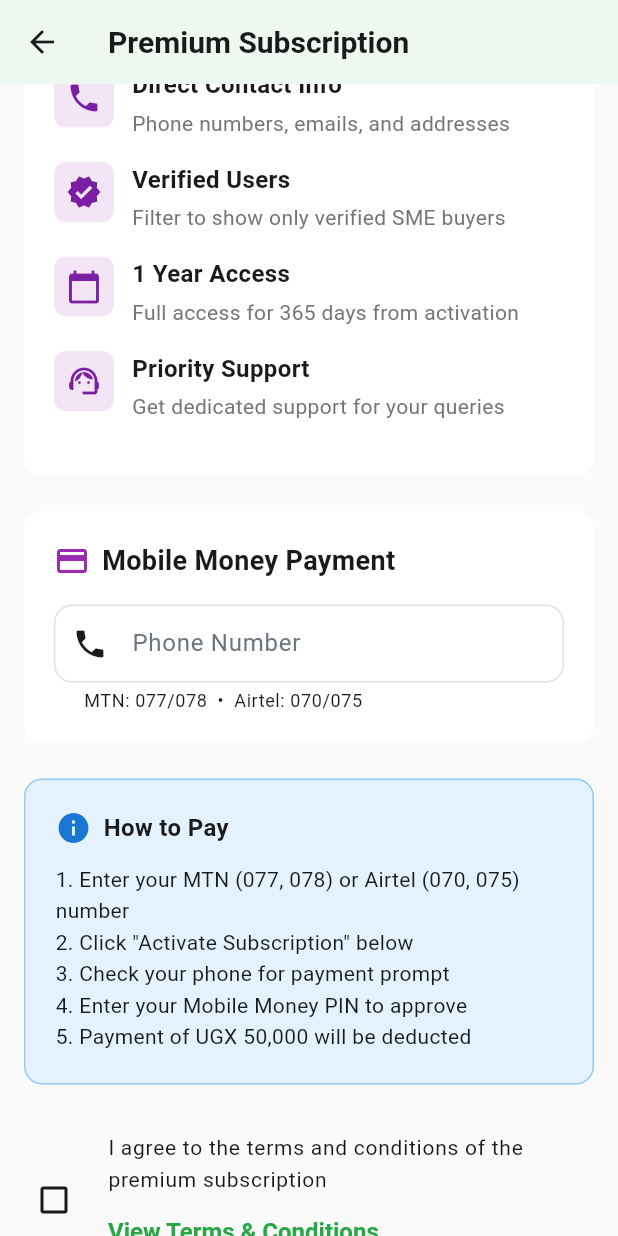
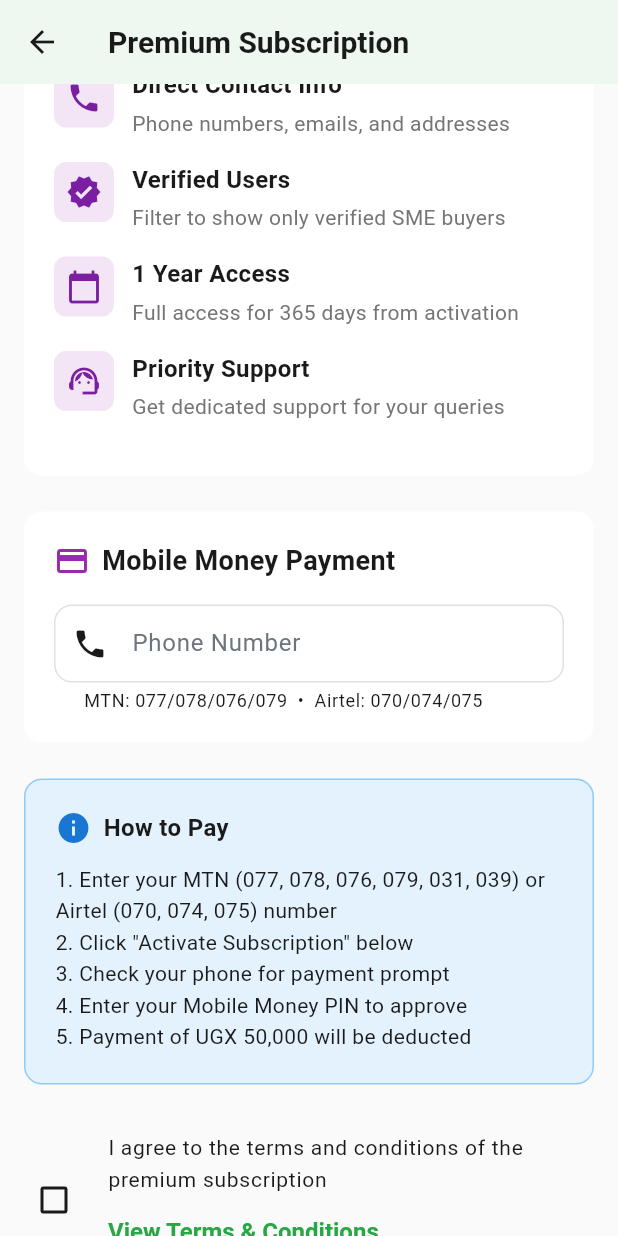
Before and after one commit to DrakeNamanya/sayekataleapp, a Flutter app: the SubscriptionPurchaseScreen screen opened directly, scrolled down 576 dp, on a phone screen of 412 x 824 dp. Run offline on Flutter 3.47's test engine with Material 3 defaults, Android fonts, the phone set to English and light mode, and no system bars; our stand-ins replace cached_network_image, carousel_slider, cloud_firestore, csv, dots_indicator, firebase_auth and 12 more; missing offline and left inert: dart:html; accounts and stored records are empty.

Commit message:
Update Uganda phone number prefixes to include all current operators
MTN Uganda prefixes:
- Added: 076, 079 (newer MTN prefixes)
- Existing: 077, 078, 031, 039

Airtel Uganda prefixes:
- Added: 074
- Existing: 070, 075

This ensures all valid Uganda mobile money numbers are correctly detected.

```diff
--- a/lib/screens/shg/subscription_purchase_screen.dart
+++ b/lib/screens/shg/subscription_purchase_screen.dart
@@ -572,7 +572,7 @@ class _SubscriptionPurchaseScreenState
                     )
                   : null,
               border: const OutlineInputBorder(),
-              helperText: 'MTN: 077/078  •  Airtel: 070/075',
+              helperText: 'MTN: 077/078/076/079  •  Airtel: 070/074/075',
             ),
           ),
           if (_detectedOperator == MobileMoneyOperator.unknown) ...[
@@ -642,7 +642,7 @@ class _SubscriptionPurchaseScreenState
           '5. Approve the payment of UGX 50,000';
     } else {
       instructions =
-          '1. Enter your MTN (077, 078) or Airtel (070, 075) number\n'
+          '1. Enter your MTN (077, 078, 076, 079, 031, 039) or Airtel (070, 074, 075) number\n'
           '2. Click "Activate Subscription" below\n'
           '3. Check your phone for payment prompt\n'
           '4. Enter your Mobile Money PIN to approve\n'
--- a/lib/services/pawapay_service.dart
+++ b/lib/services/pawapay_service.dart
@@ -58,8 +58,8 @@ class PawaPayService {
         _debugMode = debugMode;
 
   /// Detect Mobile Money Operator from phone number
-  /// MTN: 077, 078, 039, 031
-  /// Airtel: 070, 075, 020
+  /// MTN: 077, 078, 031, 039, 076, 079
+  /// Airtel: 070, 074, 075
   MobileMoneyOperator detectOperator(String phoneNumber) {
     // Clean phone number (remove spaces, hyphens, etc.)
     final cleaned = phoneNumber.replaceAll(RegExp(r'[^\d+]'), '');
@@ -74,16 +74,18 @@ class PawaPayService {
       prefix = cleaned.substring(0, 3); // Get first 3 digits including 0
     }
 
-    // MTN prefixes
+    // MTN prefixes (Updated with all current MTN Uganda prefixes)
     if (prefix == '077' ||
         prefix == '078' ||
+        prefix == '031' ||
         prefix == '039' ||
-        prefix == '031') {
+        prefix == '076' ||
+        prefix == '079') {
       return MobileMoneyOperator.mtn;
     }
 
-    // Airtel prefixes
-    if (prefix == '070' || prefix == '075' || prefix == '020') {
+    // Airtel prefixes (Updated with all current Airtel Uganda prefixes)
+    if (prefix == '070' || prefix == '074' || prefix == '075') {
       return MobileMoneyOperator.airtel;
     }
 
@@ -151,7 +153,7 @@ class PawaPayService {
         return PaymentResult(
           status: PaymentStatus.failed,
           errorMessage:
-              'Could not detect mobile money operator. Please use MTN (077, 078) or Airtel (070, 075) number.',
+              'Could not detect mobile money operator. Please use MTN (077, 078, 076, 079, 031, 039) or Airtel (070, 074, 075) number.',
         );
       }
 
```
